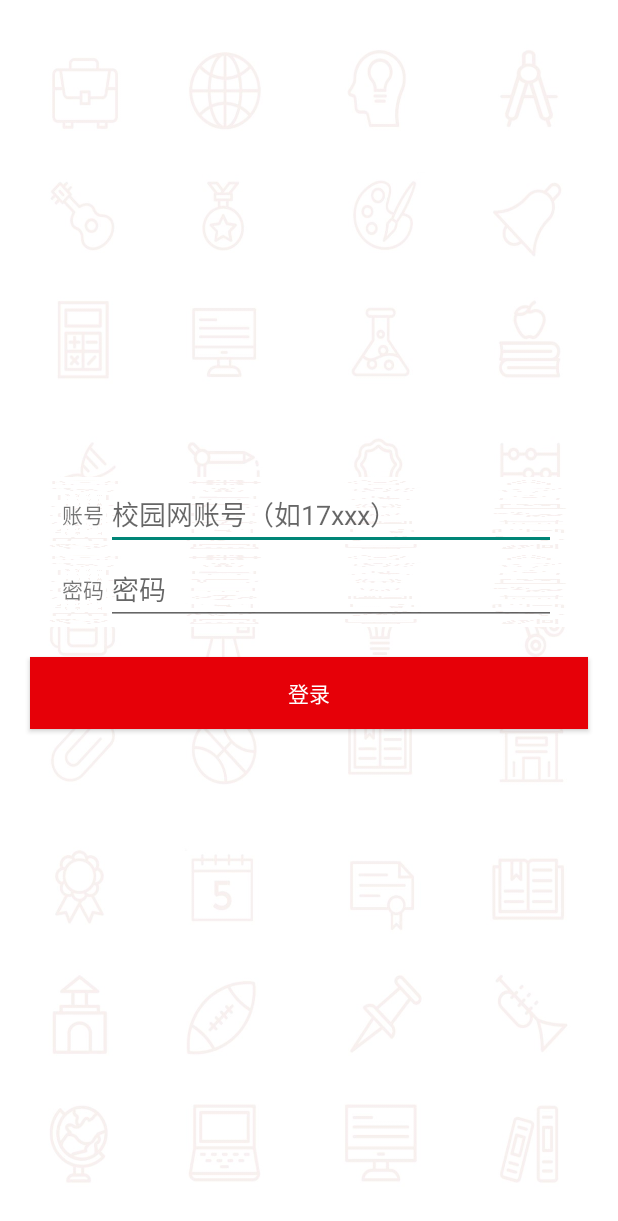
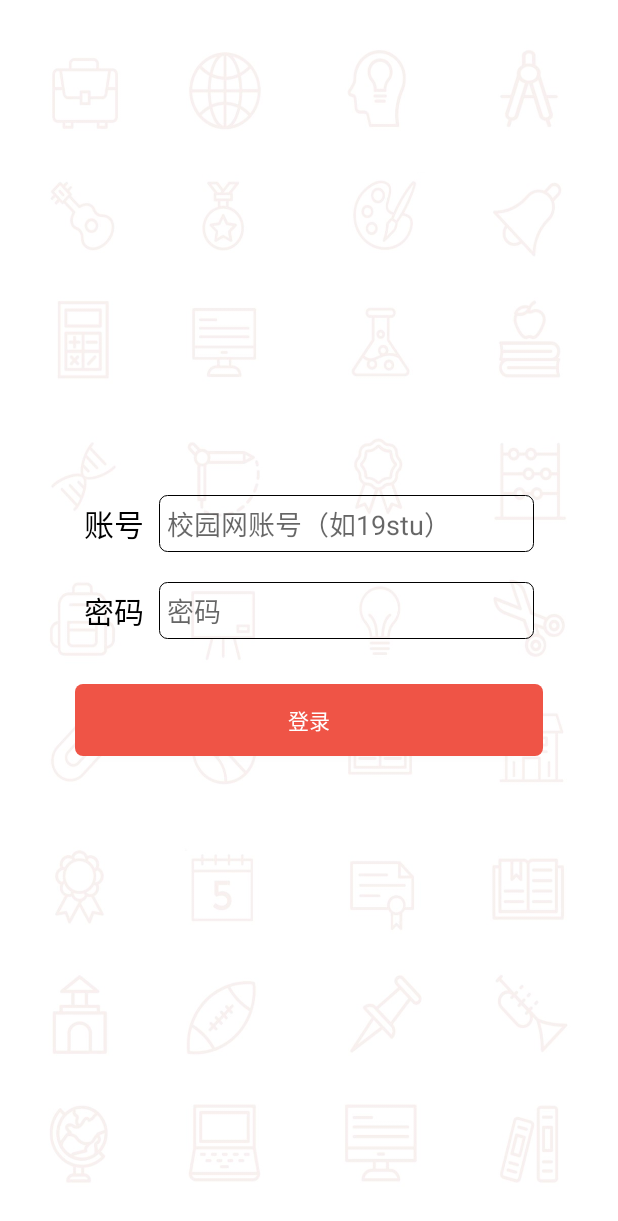
Before and after one commit to Stusyllabus-Android/SyllabusApplication, an Android app: the LoginActivity screen opened directly, with no data from a screen before it, on a phone screen of 412 x 824 dp. Shown: the top 1221 px of the screen. Run offline under Robolectric (Android 15) with nearby library versions, the phone set to English and light mode, and no system bars; our stand-ins replace ButterKnife, Dagger/Hilt's generated code, RxJava; libraries missing offline, so code that uses them is left out: javax.annotation; 5 statements that could not run were skipped.

Commit message:
启动页、登录页、主页等布局文件

```diff
--- /dev/null
+++ b/app/src/main/res/drawable/custom_button.xml
@@ -0,0 +1,5 @@
+<?xml version="1.0" encoding="utf-8"?>
+<shape xmlns:android="http://schemas.android.com/apk/res/android" android:shape="rectangle">
+    <corners android:radius="5dp"/>
+    <solid android:color="@color/colorPrimary"/>
+</shape>
--- /dev/null
+++ b/app/src/main/res/drawable/custom_edit_text.xml
@@ -0,0 +1,6 @@
+<?xml version="1.0" encoding="utf-8"?>
+<shape xmlns:android="http://schemas.android.com/apk/res/android" android:shape="rectangle">
+    <corners android:radius="5dp"/>
+    <stroke android:color="#000000"
+        android:width="1px"/>
+</shape>
--- a/app/src/main/res/layout/acticity_login.xml
+++ b/app/src/main/res/layout/acticity_login.xml
@@ -2,58 +2,77 @@
 <LinearLayout xmlns:android="http://schemas.android.com/apk/res/android"
     android:layout_width="match_parent"
     android:layout_height="match_parent"
+    android:background="@drawable/login_bg"
     android:orientation="vertical"
     android:gravity="center">
 
     <LinearLayout
         android:orientation="horizontal"
         android:layout_width="match_parent"
-        android:layout_height="50dp"
+        android:layout_height="wrap_content"
+        android:layout_margin="10dp"
         android:gravity="center">
 
         <TextView
-            android:layout_width="30dp"
-            android:layout_height="30dp"
+            android:layout_width="wrap_content"
+            android:layout_height="wrap_content"
             android:text="账号"
+            android:textSize="20sp"
+            android:textColor="#000000"
+            android:layout_marginRight="10dp"
             android:gravity="center"/>
 
         <EditText
-            android:id="@+id/account"
-            android:textColor="#000"
-            android:hint="校园网账号（如17xxx）"
-            android:layout_width="300dp"
-            android:layout_height="wrap_content"/>
+            android:id="@+id/accountEditText"
+            android:textColor="#000000"
+            android:hint="校园网账号（如19stu）"
+            android:textSize="18sp"
+            android:singleLine="true"
+            android:layout_width="250dp"
+            android:layout_height="wrap_content"
+            android:padding="5dp"
+            android:background="@drawable/custom_edit_text"/>
     </LinearLayout>
 
     <LinearLayout
         android:orientation="horizontal"
         android:layout_gravity="center"
         android:layout_width="match_parent"
-        android:layout_height="50dp"
+        android:layout_height="wrap_content"
+        android:layout_margin="10dp"
         android:gravity="center">
 
         <TextView
-            android:layout_width="30dp"
+            android:layout_width="wrap_content"
             android:layout_height="30dp"
             android:text="密码"
-            android:gravity="center"/>
+            android:textSize="20sp"
+            android:textColor="#000000"
+            android:gravity="center"
+            android:layout_marginRight="10dp"/>
 
         <EditText
-            android:id="@+id/password"
+            android:id="@+id/passwordEditText"
             android:textColor="#000"
-            android:layout_width="300dp"
+            android:layout_width="250dp"
             android:layout_height="wrap_content"
             android:hint="密码"
-            android:inputType="textPassword"/>
+            android:textSize="18sp"
+            android:singleLine="true"
+            android:inputType="textPassword"
+            android:padding="5dp"
+            android:background="@drawable/custom_edit_text"/>
     </LinearLayout>
 
     <Button
-        android:id="@+id/login"
+        android:id="@+id/loginButton"
         android:layout_width="match_parent"
         android:layout_height="wrap_content"
-        android:layout_margin="20dp"
+        android:layout_marginTop="20dp"
+        android:layout_marginLeft="50dp"
+        android:layout_marginRight="50dp"
         android:textColor="#ffffff"
-        android:background="#e60008"
+        android:background="@drawable/custom_button"
         android:baselineAligned="false"
         android:text="登录" />
 
--- a/app/src/main/res/layout/activity_splash.xml
+++ b/app/src/main/res/layout/activity_splash.xml
@@ -4,5 +4,5 @@
     android:orientation="vertical"
     android:layout_width="match_parent"
     android:layout_height="match_parent"
-    tools:context="com.stu.syllabus.login.SplashActivity">
+    tools:context="com.stu.syllabus.login.splash.SplashActivity">
 </LinearLayout>
--- a/app/src/main/res/layout/fragment_contact.xml
+++ b/app/src/main/res/layout/fragment_contact.xml
@@ -2,5 +2,8 @@
 <LinearLayout xmlns:android="http://schemas.android.com/apk/res/android"
     android:orientation="vertical" android:layout_width="match_parent"
     android:layout_height="match_parent">
-
+    <TextView
+        android:text="社交"
+        android:layout_width="wrap_content"
+        android:layout_height="wrap_content"/>
 </LinearLayout>
--- a/app/src/main/res/layout/fragment_home.xml
+++ b/app/src/main/res/layout/fragment_home.xml
@@ -2,5 +2,8 @@
 <LinearLayout xmlns:android="http://schemas.android.com/apk/res/android"
     android:orientation="vertical" android:layout_width="match_parent"
     android:layout_height="match_parent">
-
+    <TextView
+        android:text="首页"
+        android:layout_width="wrap_content"
+        android:layout_height="wrap_content"/>
 </LinearLayout>
--- a/app/src/main/res/layout/fragment_info.xml
+++ b/app/src/main/res/layout/fragment_info.xml
@@ -3,4 +3,8 @@
     android:orientation="vertical" android:layout_width="match_parent"
     android:layout_height="match_parent">
 
+    <TextView
+        android:text="资讯"
+        android:layout_width="wrap_content"
+        android:layout_height="wrap_content"/>
 </LinearLayout>
--- a/app/src/main/res/layout/fragment_person.xml
+++ b/app/src/main/res/layout/fragment_person.xml
@@ -2,5 +2,8 @@
 <LinearLayout xmlns:android="http://schemas.android.com/apk/res/android"
     android:orientation="vertical" android:layout_width="match_parent"
     android:layout_height="match_parent">
-
+    <TextView
+        android:text="个人"
+        android:layout_width="wrap_content"
+        android:layout_height="wrap_content"/>
 </LinearLayout>
--- a/app/src/main/res/layout/fragment_syllabus.xml
+++ b/app/src/main/res/layout/fragment_syllabus.xml
@@ -2,5 +2,8 @@
 <LinearLayout xmlns:android="http://schemas.android.com/apk/res/android"
     android:orientation="vertical" android:layout_width="match_parent"
     android:layout_height="match_parent">
-
+    <TextView
+        android:text="课程表"
+        android:layout_width="wrap_content"
+        android:layout_height="wrap_content"/>
 </LinearLayout>
--- a/app/src/main/res/values/colors.xml
+++ b/app/src/main/res/values/colors.xml
@@ -1,6 +1,6 @@
 <?xml version="1.0" encoding="utf-8"?>
 <resources>
-    <color name="colorPrimary">#008577</color>
-    <color name="colorPrimaryDark">#00574B</color>
-    <color name="colorAccent">#D81B60</color>
+    <color name="colorPrimary">#ef5446</color>
+    <color name="colorPrimaryDark">#ff3300</color>
+    <color name="colorAccent">#999999</color>
 </resources>
--- a/app/src/main/res/values/styles.xml
+++ b/app/src/main/res/values/styles.xml
@@ -1,7 +1,7 @@
 <resources>
 
     <!-- Base application theme. -->
-    <style name="AppTheme" parent="Theme.AppCompat.Light.DarkActionBar">
+    <style name="AppTheme" parent="Theme.AppCompat.Light.NoActionBar">
         <!-- Customize your theme here. -->
         <item name="colorPrimary">@color/colorPrimary</item>
         <item name="colorPrimaryDark">@color/colorPrimaryDark</item>
@@ -19,8 +19,6 @@
     <style name="AppTheme.Login.BG" parent="Theme.AppCompat.Light.NoActionBar">
         <item name="android:windowNoTitle">true</item>
         <item name="android:windowFullscreen">true</item>
-        <item name="android:windowBackground">@drawable/login_bg</item>
-        <item name="android:background">@drawable/login_bg</item>
         <item name="android:windowAnimationStyle">@android:anim/fade_out</item>
     </style>
 </resources>
```
Also changed, not shown: app/src/main/java/com/stu/syllabus/RetrofitModule.java (deleted, +0 -57 lines), app/src/main/java/com/stu/syllabus/cookieInterceptor/AddCookieInterceptor.java (renamed from app/src/main/java/com/stu/syllabus/cookiesInterceptor/AddCookiesInterceptor.java, +11 -2 lines), app/src/main/java/com/stu/syllabus/cookieInterceptor/ReceivedCookieInterceptor.java (renamed from app/src/main/java/com/stu/syllabus/cookiesInterceptor/ReceivedCookiesInterceptor.java, +10 -3 lines), app/src/main/res/layout/activity_main.xml (+6 -1 lines), app/src/main/res/menu/navigation_main.xml (+10 -5 lines).
